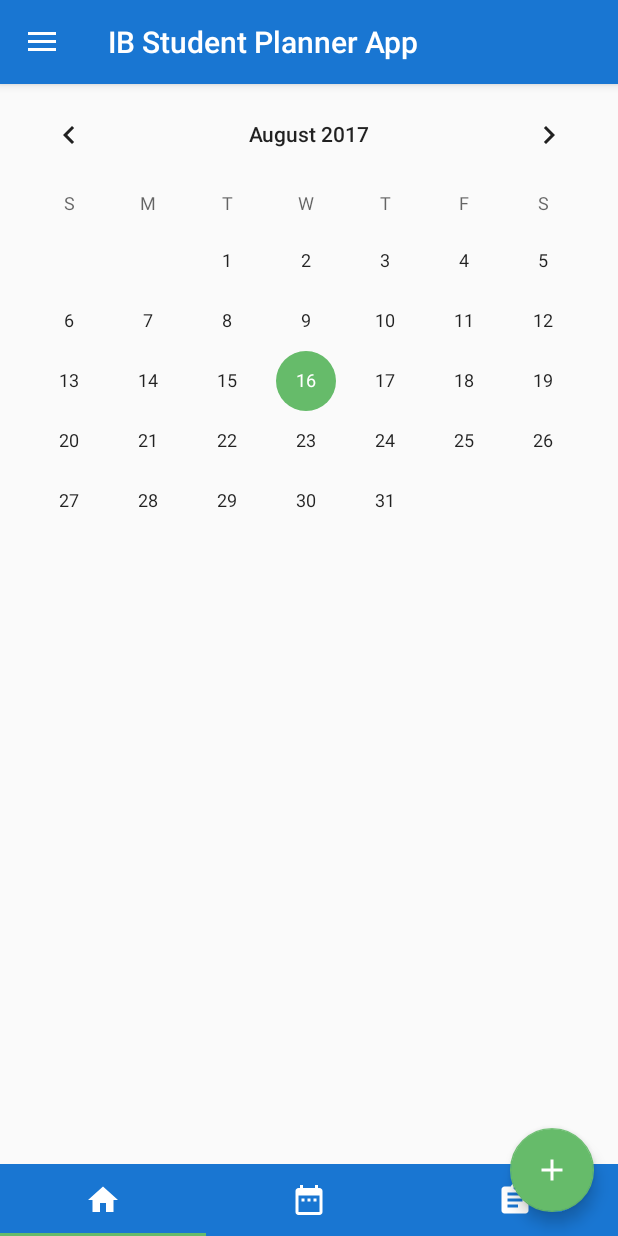
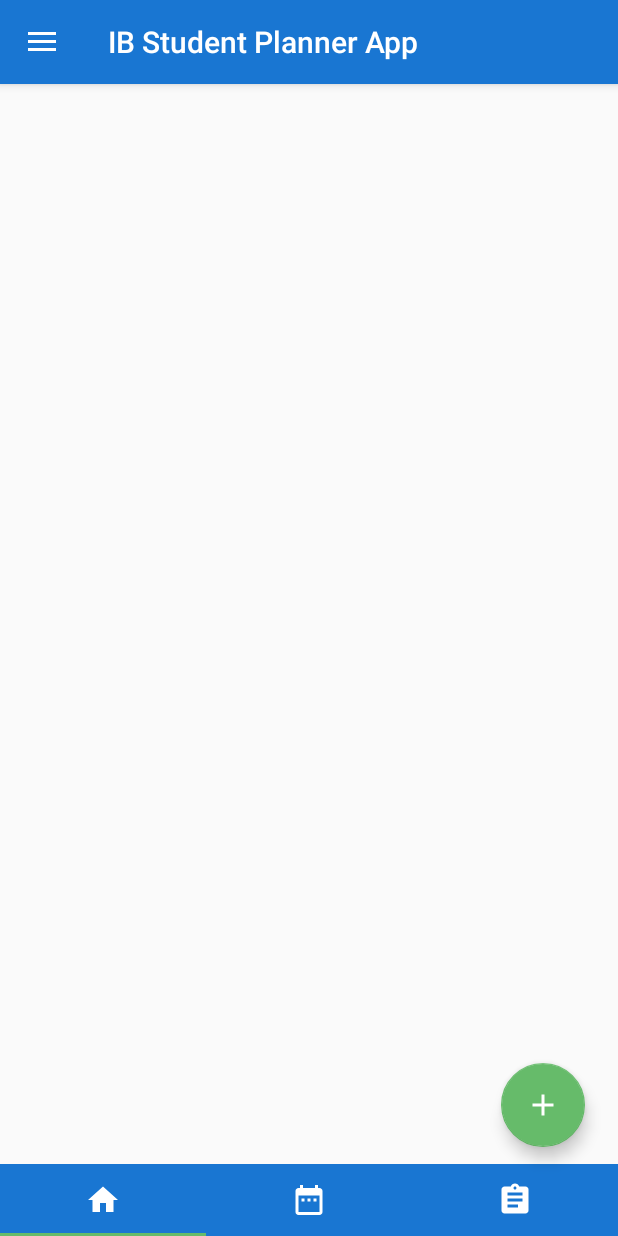
Before and after one commit to goinhasf/app_ibplanner, an Android app: the screen it shows after launch (MainActivity), on a phone screen of 412 x 824 dp. Run offline under Robolectric (Android 15) with nearby library versions, the phone set to English and light mode, and no system bars.

Commit message:
Fixed Layout and started framework for fragment pages

```diff
--- a/ibstudyplanner/app/build.gradle
+++ b/ibstudyplanner/app/build.gradle
@@ -27,4 +27,5 @@ dependencies {
     compile 'com.android.support:appcompat-v7:24.2.1'
     compile 'com.android.support:design:24.2.1'
     testCompile 'junit:junit:4.12'
+    compile 'com.android.support.constraint:constraint-layout:1.0.2'
 }
--- a/ibstudyplanner/app/src/main/java/com/example/kiko/ibstudentplannerapp/MainActivity.java
+++ b/ibstudyplanner/app/src/main/java/com/example/kiko/ibstudentplannerapp/MainActivity.java
@@ -4,14 +4,10 @@ import android.content.Intent;
 import android.database.Cursor;
 import android.os.Bundle;
 import android.support.design.widget.FloatingActionButton;
-import android.support.design.widget.Snackbar;
-import android.support.design.widget.TabItem;
 import android.support.design.widget.TabLayout;
 import android.support.v4.app.LoaderManager;
 import android.support.v4.content.CursorLoader;
 import android.support.v4.content.Loader;
-import android.support.v4.view.PagerAdapter;
-import android.support.v4.view.ViewPager;
 import android.util.Log;
 import android.view.View;
 import android.support.design.widget.NavigationView;
@@ -50,22 +46,23 @@ public class MainActivity extends AppCompatActivity
     private static final int TAB_CALENDAR_POSITION = 1;
     private static final int TAB_TASK_POSITION = 2;
 
+    private static int mCurrentFragmentPosition = 0;
+
     private static IBUser mUserInstance;
     private FloatingActionButton fab;
     private MenuItem mUserProfileItem;
 
     private TabLayout mTabLayout;
-
-    private static View mMainView;
-    private static View mContentView;
+    private ViewGroup mViewGroup;
 
     @Override
     protected void onCreate(Bundle savedInstanceState) {
         super.onCreate(savedInstanceState);
         setContentView(R.layout.activity_main);
-        mMainView = findViewById(R.id.content_main);
-        mContentView = findViewById(R.id.main_layout);
-        mTabLayout = (TabLayout) findViewById(R.id.tab_layout);
+        mTabLayout = (TabLayout) findViewById(R.id.bottom_navigation_bar);
+        mViewGroup = (ViewGroup) findViewById(R.id.content_layout);
+
+        //getLayoutInflater().inflate(R.layout.home_fragment_layout, mViewGroup, false);
 
         Toolbar toolbar = (Toolbar) findViewById(R.id.tb_activity_main);
         setSupportActionBar(toolbar);
@@ -89,22 +86,22 @@ public class MainActivity extends AppCompatActivity
 
         getSupportLoaderManager().initLoader(LOADER_ID, null, this);
 
-        getLayoutInflater().inflate(R.layout.tab_layout, (ViewGroup) mContentView, true);
-        TabLayout tabLayout = (TabLayout) findViewById(R.id.tab_layout);
-
-       tabLayout.addOnTabSelectedListener(new TabLayout.OnTabSelectedListener() {
+       mTabLayout.addOnTabSelectedListener(new TabLayout.OnTabSelectedListener() {
            @Override
            public void onTabSelected(TabLayout.Tab tab) {
                switch (tab.getPosition()){
                    case TAB_HOME_POSITION:
+                       getLayoutInflater().inflate(R.layout.home_fragment_layout, mViewGroup, false);
                        Toast.makeText(getApplicationContext(), "Home", Toast.LENGTH_SHORT).show();
                        break;
 
                    case TAB_CALENDAR_POSITION:
+                       getLayoutInflater().inflate(R.layout.calendar_fragment_layout, mViewGroup, false);
                        Toast.makeText(getApplicationContext(), "Calendar", Toast.LENGTH_SHORT).show();
                        break;
 
                    case TAB_TASK_POSITION:
+                       getLayoutInflater().inflate(R.layout.task_fragment_layout, mViewGroup, false);
                        Toast.makeText(getApplicationContext(), "Task", Toast.LENGTH_SHORT).show();
                        break;
                }
@@ -226,10 +223,10 @@ public class MainActivity extends AppCompatActivity
             }
             mCursor.moveToFirst();
             mUserInstance.setUserIBSubjects(arrayOfSubjects);
-            Log.e(TAG, "User object SUCCESSFULLY initialized");
+            Log.e(TAG, "User object SUCCESSFULLY initialized.");
         } else {
             isUserFirstTime();
-            Log.e(TAG, "User object NOT initialized");
+            Log.e(TAG, "User object NOT initialized.");
         }
     }
 
--- a/ibstudyplanner/app/src/main/res/layout/app_bar_main.xml
+++ b/ibstudyplanner/app/src/main/res/layout/app_bar_main.xml
@@ -1,16 +1,19 @@
 <?xml version="1.0" encoding="utf-8"?>
-<android.support.design.widget.CoordinatorLayout xmlns:android="http://schemas.android.com/apk/res/android"
+<LinearLayout xmlns:android="http://schemas.android.com/apk/res/android"
     xmlns:app="http://schemas.android.com/apk/res-auto"
     xmlns:tools="http://schemas.android.com/tools"
     android:layout_width="match_parent"
-    android:layout_height="match_parent"
+    android:layout_height="wrap_content"
     android:fitsSystemWindows="true"
+    android:id="@+id/content_layout"
+    android:orientation="vertical"
     tools:context="com.example.kiko.ibstudentplannerapp.MainActivity">
 
     <android.support.design.widget.AppBarLayout
         android:layout_width="match_parent"
         android:layout_height="wrap_content"
-        android:theme="@style/AppTheme.AppBarOverlay">
+        android:theme="@style/AppTheme.AppBarOverlay"
+        android:id="@+id/appBarLayout">
 
         <android.support.v7.widget.Toolbar
             android:id="@+id/tb_activity_main"
@@ -21,14 +24,46 @@
 
     </android.support.design.widget.AppBarLayout>
 
-    <include layout="@layout/content_main" />
+    <RelativeLayout
+        android:id="@+id/relative_layout"
+        android:layout_width="match_parent"
+        android:layout_height="wrap_content">
 
         <android.support.design.widget.FloatingActionButton
             android:id="@+id/fab"
             android:layout_width="wrap_content"
             android:layout_height="wrap_content"
+            android:layout_above="@+id/bottom_navigation_bar"
+            android:layout_alignParentEnd="true"
+            android:layout_alignParentRight="true"
             android:layout_gravity="bottom|end"
-        android:layout_margin="@dimen/fab_margin"
+            android:layout_marginBottom="11dp"
+            android:layout_marginEnd="22dp"
+            android:layout_marginRight="22dp"
             android:src="@drawable/ic_add_black_24dp" />
 
-</android.support.design.widget.CoordinatorLayout>
+        <include
+            android:id="@+id/bottom_navigation_bar"
+            layout="@layout/tab_layout"
+            android:layout_width="match_parent"
+            android:layout_height="48dp"
+            android:layout_alignParentBottom="true"
+            android:layout_alignParentLeft="true"
+            android:layout_alignParentStart="true" />
+
+        <FrameLayout
+            android:layout_width="match_parent"
+            android:layout_height="match_parent"
+            android:layout_alignParentTop="true"
+            android:layout_alignParentLeft="true"
+            android:layout_alignParentStart="true"
+            android:layout_above="@+id/bottom_navigation_bar"
+            android:layout_alignParentRight="true"
+            android:layout_alignParentEnd="true">
+
+        </FrameLayout>
+
+    </RelativeLayout>
+
+
+</LinearLayout>
--- a/ibstudyplanner/app/src/main/res/layout/content_main.xml
+++ /dev/null
@@ -1,26 +0,0 @@
-<?xml version="1.0" encoding="utf-8"?>
-<LinearLayout xmlns:android="http://schemas.android.com/apk/res/android"
-    xmlns:app="http://schemas.android.com/apk/res-auto"
-    xmlns:tools="http://schemas.android.com/tools"
-    android:id="@+id/main_layout"
-    android:layout_width="match_parent"
-    android:layout_height="match_parent"
-    android:orientation="vertical"
-    app:layout_behavior="@string/appbar_scrolling_view_behavior"
-    tools:context="com.example.kiko.ibstudentplannerapp.MainActivity"
-    tools:showIn="@layout/app_bar_main">
-
-    <LinearLayout
-        android:layout_width="match_parent"
-        android:layout_height="match_parent"
-        android:layout_weight="1"
-        android:id="@+id/content_main">
-
-        <CalendarView
-            android:id="@+id/calendarView"
-            android:layout_width="match_parent"
-            android:layout_height="match_parent" />
-    </LinearLayout>
-
-
-</LinearLayout>
--- a/ibstudyplanner/app/src/main/res/layout/tab_layout.xml
+++ b/ibstudyplanner/app/src/main/res/layout/tab_layout.xml
@@ -1,7 +1,6 @@
 <?xml version="1.0" encoding="utf-8"?>
 <android.support.design.widget.TabLayout xmlns:android="http://schemas.android.com/apk/res/android"
     xmlns:tools="http://schemas.android.com/tools"
-    android:id="@+id/tab_layout"
     android:layout_width="match_parent"
     android:layout_height="48dp"
     android:background="@color/colorPrimary"
@@ -28,6 +27,5 @@
         android:layout_width="wrap_content"
         android:layout_height="wrap_content"
         android:clickable="true"
-        android:icon="@drawable/ic_assignment_black_24dp"
-        android:onClick="clickTask" />
+        android:icon="@drawable/ic_assignment_black_24dp" />
 </android.support.design.widget.TabLayout>
```
Also changed, not shown: ibstudyplanner/app/src/main/res/layout/calendar_fragment_layout.xml (added, +13 -0 lines), ibstudyplanner/app/src/main/res/layout/home_fragment_layout.xml (added, +14 -0 lines), ibstudyplanner/app/src/main/res/layout/task_fragment_layout.xml (added, +12 -0 lines). Lines whose indentation alone changed are shown as unchanged.
